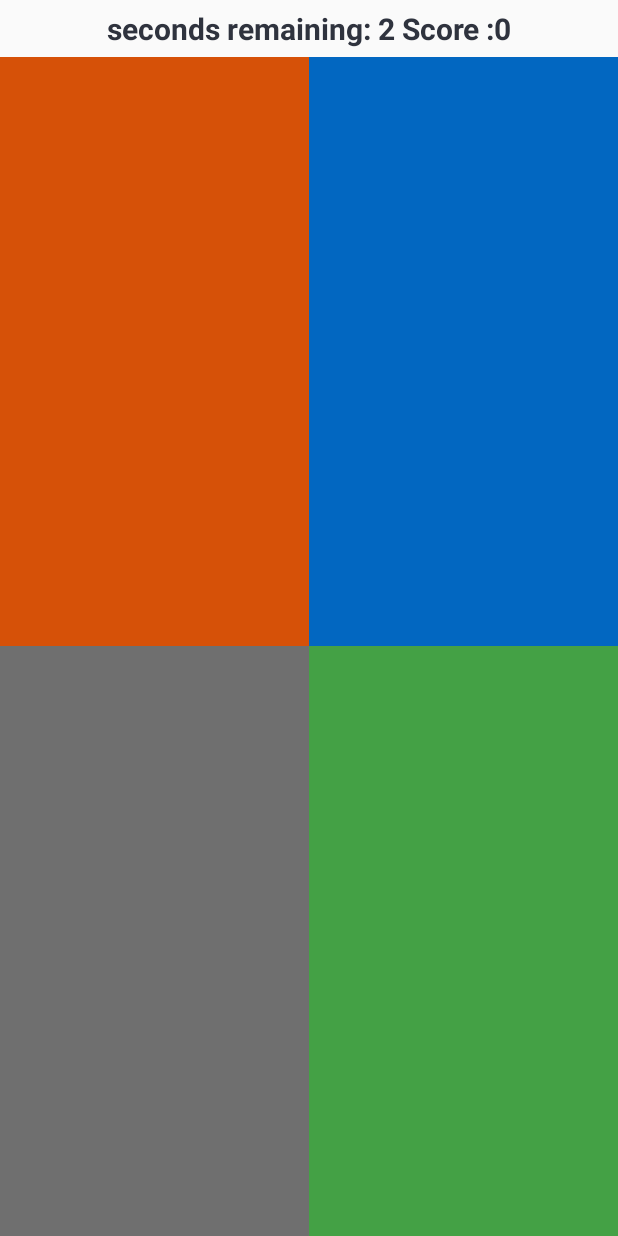
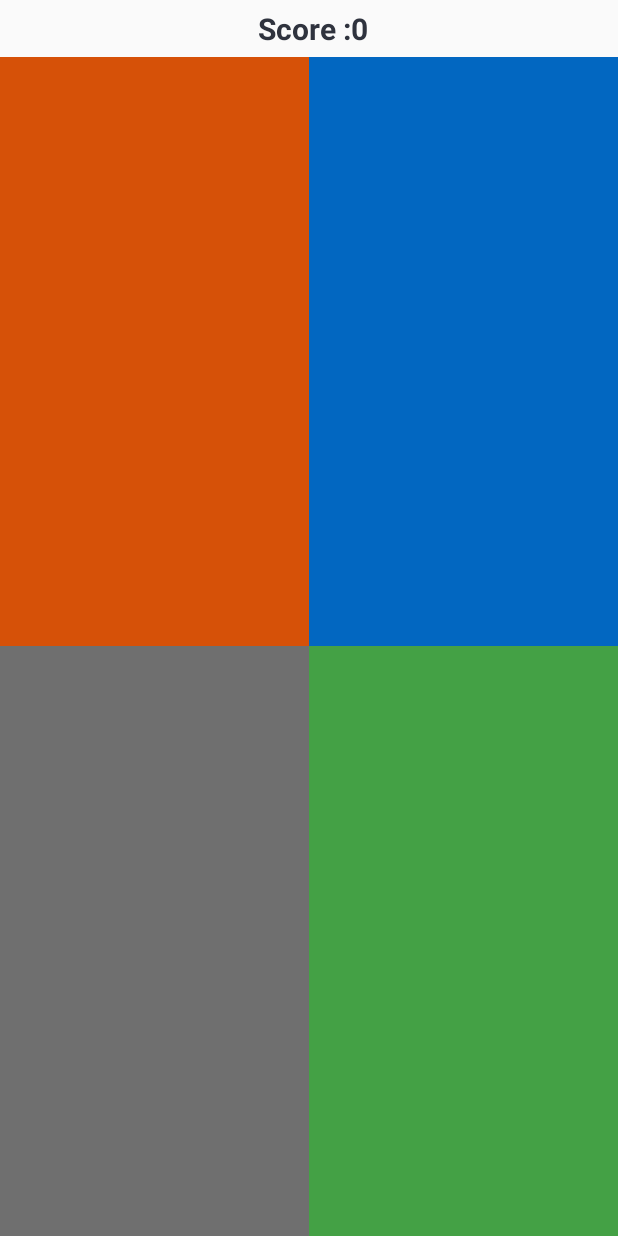
Before and after one commit to AbhishekAbhi9/puzzel_game, an Android app: the screen it shows after launch (MainActivity), on a phone screen of 412 x 824 dp. Run offline under Robolectric (Android 15) with nearby library versions, the phone set to English and light mode, and no system bars.

Commit message:
final push

```diff
--- a/app/src/main/java/com/example/akabhi/backlight_game/Activity/MainActivity.java
+++ b/app/src/main/java/com/example/akabhi/backlight_game/Activity/MainActivity.java
@@ -198,7 +198,7 @@ public class MainActivity extends AppCompatActivity {
                         });
                     }
 
-                    score.setText("seconds remaining: " + millisUntilFinished / 1000 + " Score :" + Score_Card);
+                    score.setText(" Score :" + Score_Card);
                     //==============================================================================
                     //temp = 0 => temp = idPush => temp != 0
                     temp = idPush;
```
